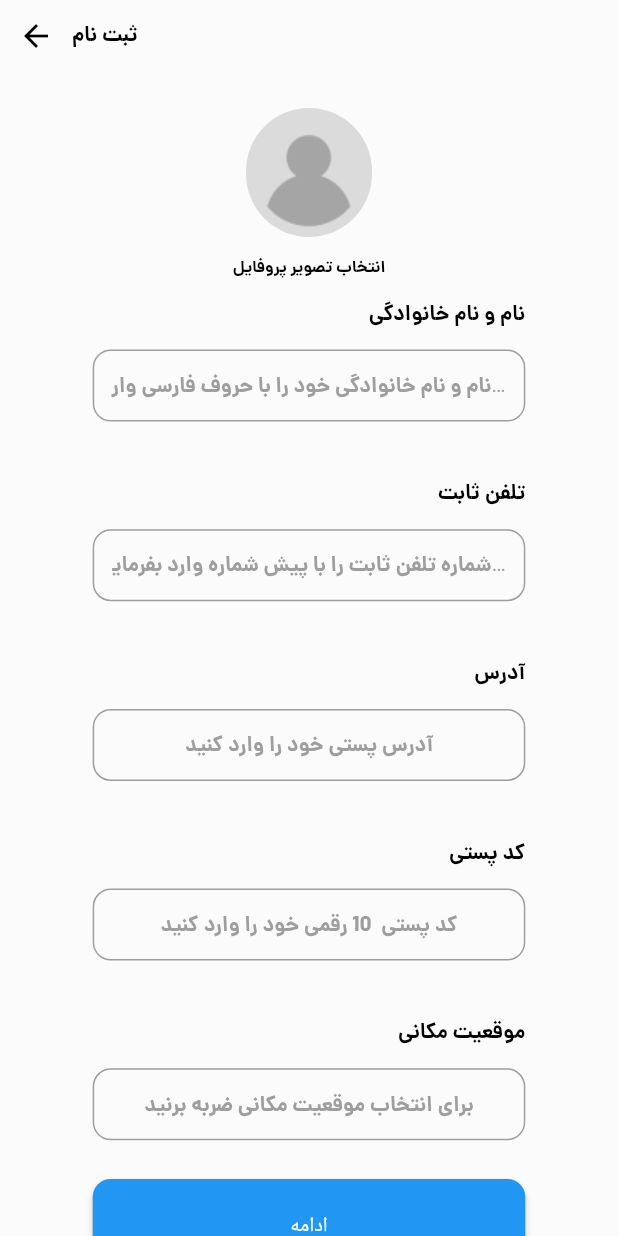
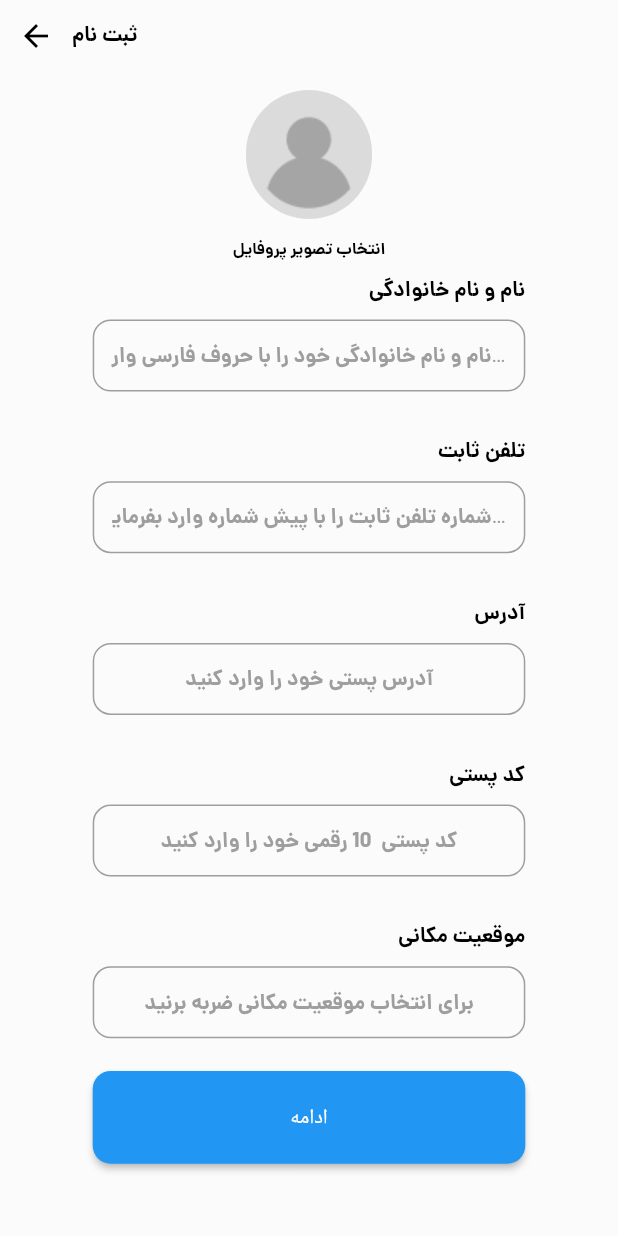
Before and after one commit to zahraaapz/watch_store_flutter, a Flutter app: the RegisterScreen screen opened by its route, on a phone screen of 412 x 824 dp. Run offline on Flutter 3.47's test engine with Material 2 defaults, Android fonts, the phone set to English and light mode, and no system bars; our stand-ins replace carousel_slider, flutter_svg; generated files the repository leaves out were written again.

Commit message:
create category

```diff
--- a/lib/main.dart
+++ b/lib/main.dart
@@ -2,6 +2,7 @@ import 'package:flutter/material.dart';
 import 'package:watch_store_flutter/components/theme.dart';
 import 'package:watch_store_flutter/routes/names.dart';
 import 'package:watch_store_flutter/routes/routes.dart';
+import 'package:watch_store_flutter/screens/mainscreen/main_screen.dart';
 
 void main() {
   runApp(const MyApp());
@@ -20,6 +21,7 @@ class MyApp extends StatelessWidget {
       initialRoute:Screens.root ,
       routes:routes
     ,
+
     );
   }
 }
--- a/lib/screens/register_screen .dart
+++ b/lib/screens/register_screen .dart
@@ -21,7 +21,7 @@ class RegisterScreen extends StatelessWidget {
       body: SizedBox(
         width: double.infinity,
         child: Column(crossAxisAlignment: CrossAxisAlignment.center, children: [
-          MyDimens.large.height,
+          MyDimens.medium.height,
           Avatar(),
           AppTextField(
               lable: MyStrings.nameLastName,
@@ -47,7 +47,7 @@ class RegisterScreen extends StatelessWidget {
           MainButton(text: MyStrings.next, onPressed: () {
             Navigator.pushNamed(context, Screens.mainScreen);
           }),
-          MyDimens.large.height
+          MyDimens.small.height
         ]),
       ),
     ));
--- a/lib/widget/app_slider.dart
+++ b/lib/widget/app_slider.dart
@@ -37,6 +37,7 @@ class _AppSliderState extends State<AppSlider> {
   @override
   Widget build(BuildContext context) {
     return Column(
+      crossAxisAlignment:CrossAxisAlignment.center,
       children: [
         SizedBox(
           height: 250,
@@ -53,7 +54,7 @@ class _AppSliderState extends State<AppSlider> {
                 },
               )),
         ),
-        Row(mainAxisAlignment: MainAxisAlignment.end,
+        Row(mainAxisAlignment: MainAxisAlignment.center,
           children: imgList.asMap().entries
               .map((e) => Padding(
                 padding: const EdgeInsets.all(MyDimens.small),
--- a/lib/widget/app_text_field.dart
+++ b/lib/widget/app_text_field.dart
@@ -27,7 +27,7 @@ this.inputType,
         var size=MediaQuery.sizeOf(context);
 
 return Padding(
-  padding:  EdgeInsets.all(MyDimens.medium),
+  padding:  const EdgeInsets.all(MyDimens.small),
   child:   Column(
   crossAxisAlignment: CrossAxisAlignment.end,
     children: [
@@ -41,7 +41,7 @@ return Padding(
       ],
     ),
   ),
-  MyDimens.medium.height,
+  MyDimens.small.height,
   SizedBox(
 width: size.width*.7,
 height: size.height*.075,
```
Also changed, not shown: lib/screens/mainscreen/home_screen.dart (+4 -7 lines), lib/widget/cat_widget.dart (+8 -5 lines).
